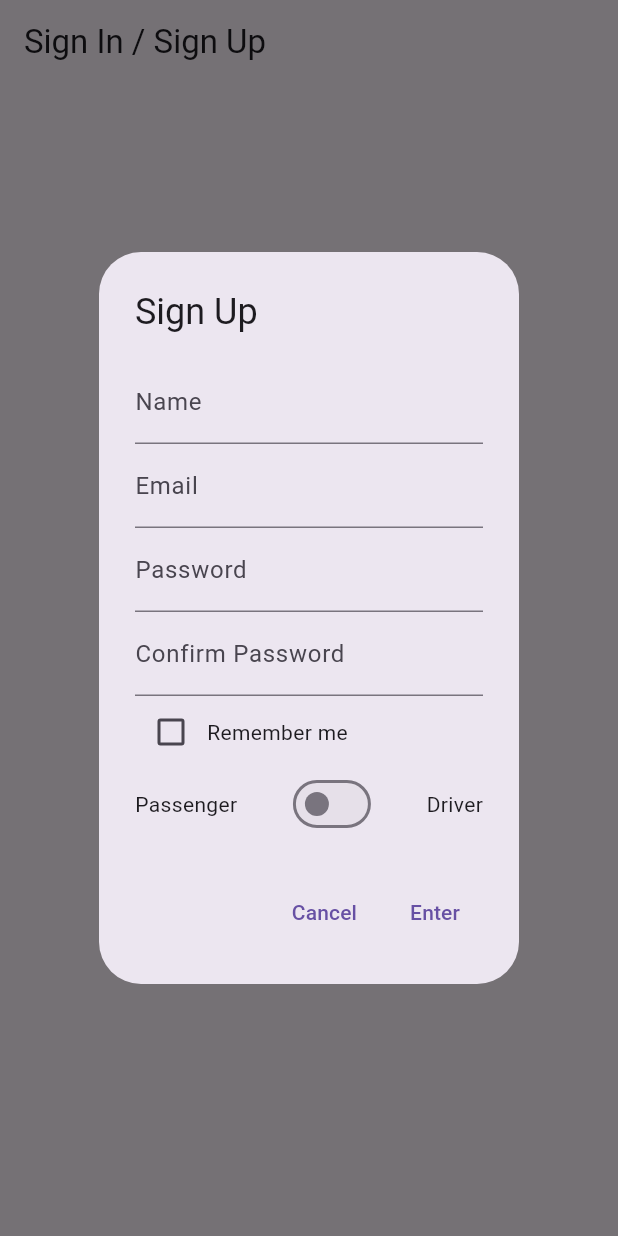
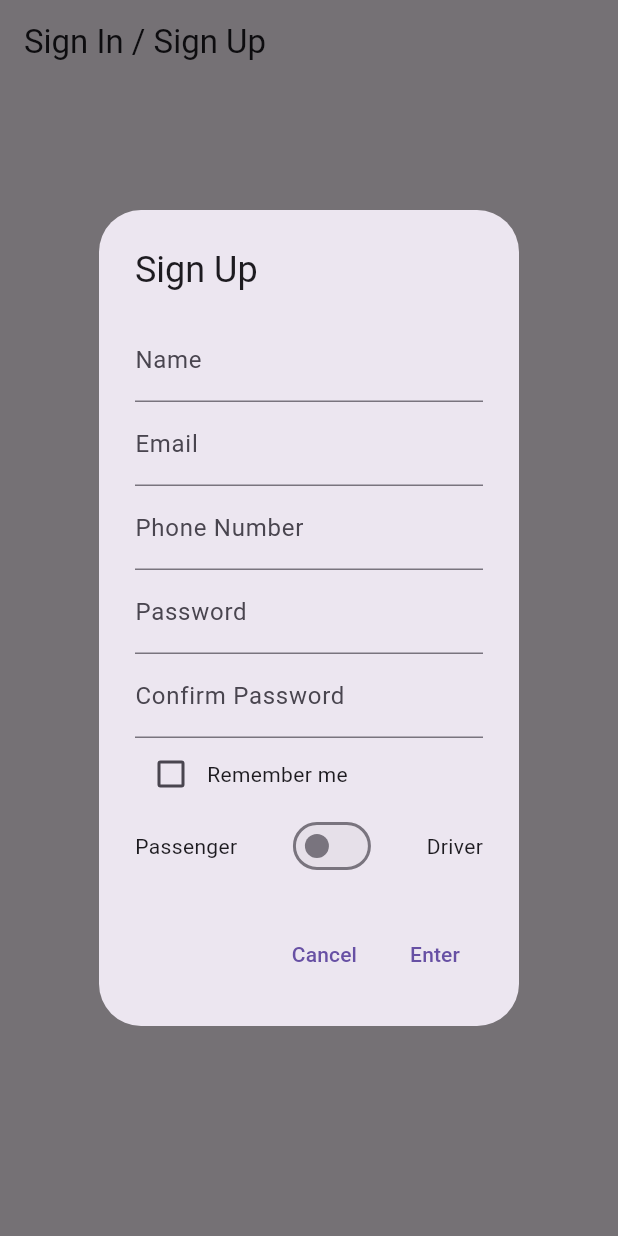
Before and after one commit to InnoFT/InnoFT_Mobile, a Flutter app: the screen it shows after launch, after a tap on "Sign Up", on a phone screen of 412 x 824 dp. Run offline on Flutter 3.47's test engine with Material 3 defaults, Android fonts, the phone set to English and light mode, and no system bars; our stand-ins replace flutter_riverpod, image_picker, shared_preferences.

Commit message:
phone number added to signup

```diff
--- a/lib/screens/signin_signup_screen.dart
+++ b/lib/screens/signin_signup_screen.dart
@@ -116,6 +116,8 @@ class SignInSignUpScreen extends StatelessWidget {
     TextEditingController passwordController = TextEditingController();
     TextEditingController confirmPasswordController = TextEditingController();
     TextEditingController nameController = TextEditingController();
+    TextEditingController phoneController =
+        TextEditingController(); // Контроллер для телефона
     bool rememberMe = false;
     bool isDriver = false;
     String role = "Fellow Traveller";
@@ -137,6 +139,11 @@ class SignInSignUpScreen extends StatelessWidget {
                   TextField(
                     controller: emailController,
                     decoration: InputDecoration(labelText: 'Email'),
+                  ),
+                  TextField(
+                    controller: phoneController, // Поле для ввода телефона
+                    decoration: InputDecoration(labelText: 'Phone Number'),
+                    keyboardType: TextInputType.phone, // Тип ввода телефона
                   ),
                   TextField(
                     controller: passwordController,
@@ -189,10 +196,11 @@ class SignInSignUpScreen extends StatelessWidget {
                   onPressed: () async {
                     String email = emailController.text;
                     String name = nameController.text;
+                    String phone = phoneController.text; // Получаем телефон
                     String password = passwordController.text;
                     String confirmPassword = confirmPasswordController.text;
 
-                    if (isDriver){
+                    if (isDriver) {
                       role = "Driver";
                     }
 
@@ -203,6 +211,13 @@ class SignInSignUpScreen extends StatelessWidget {
                     } else if (!_isEmailValid(email)) {
                       _showErrorDialog(context,
                           'Email must contain "@" and a domain (e.g. @gmail.com).');
+                    } else if (phone.isEmpty) {
+                      _showErrorDialog(
+                          context, 'Phone number cannot be empty.');
+                    } else if (!_isPhoneValid(phone)) {
+                      // Проверяем телефон
+                      _showErrorDialog(context,
+                          'Phone number must start with +7 or 8 and contain 11 digits.');
                     } else if (!_isPasswordValid(password)) {
                       _showErrorDialog(context,
                           'Password must be at least 8 characters long, include a digit and a special character.');
@@ -214,6 +229,8 @@ class SignInSignUpScreen extends StatelessWidget {
                           SharedPreferences prefs =
                               await SharedPreferences.getInstance();
                           await prefs.setString('email', email);
+                          await prefs.setString(
+                              'phone', phone); // Сохраняем телефон
                           await prefs.setString('password', password);
                           await prefs.setBool('isDriver', isDriver);
                           await prefs.setBool('isLoggedIn', true);
@@ -235,6 +252,12 @@ class SignInSignUpScreen extends StatelessWidget {
         );
       },
     );
+  }
+
+// Проверка телефона
+  bool _isPhoneValid(String phone) {
+    final RegExp phoneRegex = RegExp(r'^(\+7|8)\d{10}$');
+    return phoneRegex.hasMatch(phone);
   }
 
   // Проверка email
```
Also changed, not shown: 6 other files.
